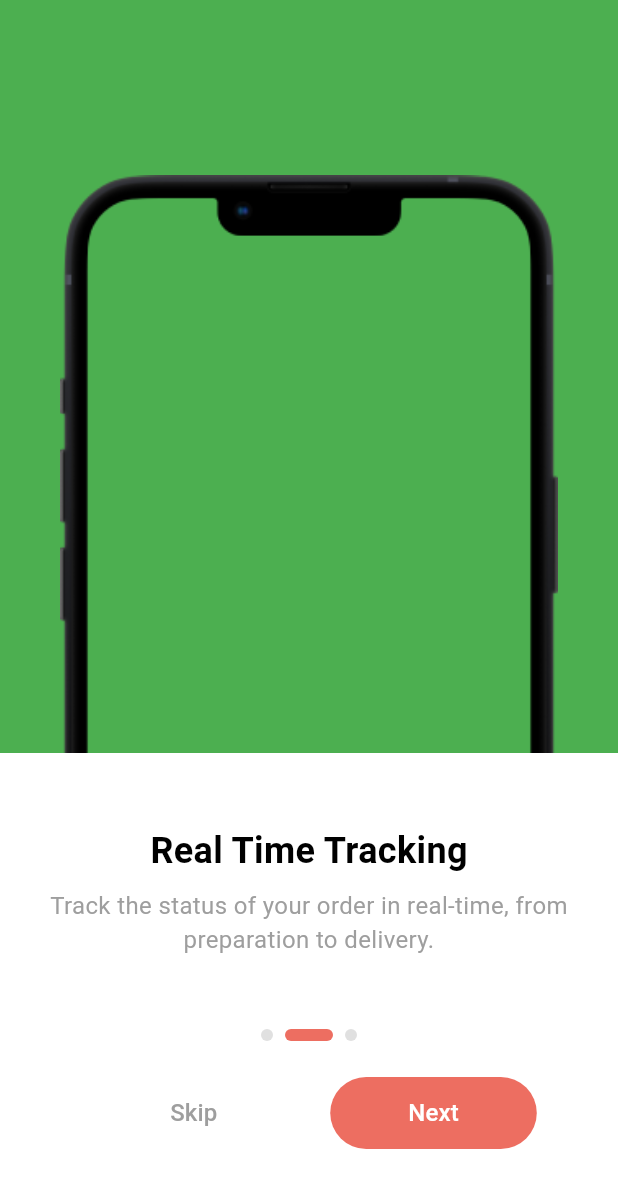
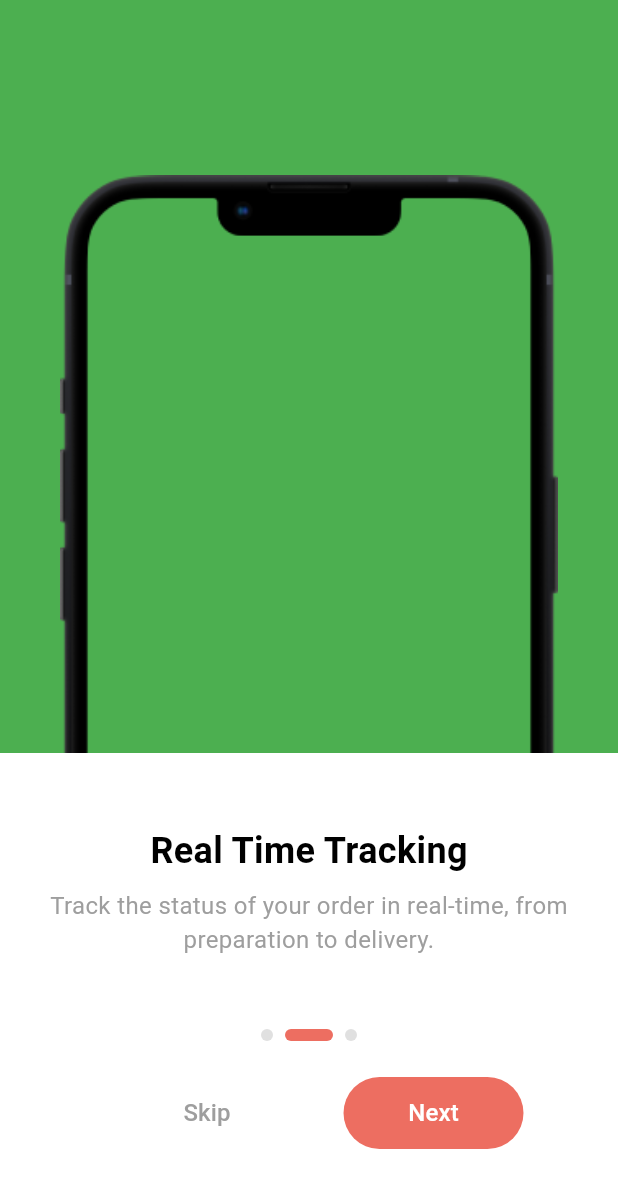
Before and after one commit to P-yiush07/giftginnie, a Flutter app: the screen it shows after launch, after a tap on "Next", on a phone screen of 412 x 824 dp. Shown: the top 1188 px of the screen. Run offline on Flutter 3.47's test engine with Material 3 defaults, Android fonts, the phone set to English and light mode, and no system bars.

Commit message:
Updated Code as per review

```diff
--- /dev/null
+++ b/lib/constants/colors.dart
@@ -0,0 +1,17 @@
+import 'package:flutter/material.dart';
+
+abstract class AppColors {
+  // Background colors as ints
+  static const int primaryBg = 0xFFED6E61;
+  static const int secondaryBg = 0xFF4CAF50;
+  static const int tertiaryBg = 0xFF9DFFB3;
+
+  // UI Colors
+  static const Color primary = Color(primaryBg);
+  static const Color secondary = Color(secondaryBg);
+  static const Color tertiary = Color(tertiaryBg);
+  static const Color textGrey = Colors.grey;
+  static const Color white = Colors.white;
+  static const Color black = Colors.black;
+  static const Color dotInactive = Color(0xFFE0E0E0);
+}
--- /dev/null
+++ b/lib/constants/images.dart
@@ -0,0 +1,3 @@
+abstract class AppImages {
+  static const String onboardingPhone = 'assets/images/phone.webp';
+}
--- a/lib/controllers/onboarding_controller.dart
+++ b/lib/controllers/onboarding_controller.dart
@@ -1,5 +1,7 @@
 import 'package:flutter/material.dart';
 import '../models/onboarding_model.dart';
+import '../constants/colors.dart';
+import '../constants/images.dart';
 
 class OnboardingController extends ChangeNotifier {
   int currentPage = 0;
@@ -8,20 +10,20 @@ class OnboardingController extends ChangeNotifier {
     OnboardingModel(
       title: 'Browse Best Gift',
       description: 'Explore a variety of nearby Gift and their mouthwatering menus right at your fingertips.',
-      imagePath: 'assets/images/phone.png',
-      bgColor: 0xFFED6E61
+      imagePath: AppImages.onboardingPhone,
+      bgColor: AppColors.primaryBg
     ),
     OnboardingModel(
       title: 'Real Time Tracking',
       description: 'Track the status of your order in real-time, from preparation to delivery.',
-      imagePath: 'assets/images/phone.png',
-      bgColor: 0xFF4CAF50
+      imagePath: AppImages.onboardingPhone,
+      bgColor: AppColors.secondaryBg
     ),
     OnboardingModel(
       title: 'Secure Payments',
       description: 'Enjoy hassle-free and secure payment options for a seamless checkout experience.',
-      imagePath: 'assets/images/phone.png',
-      bgColor: 0xFF9DFFB3
+      imagePath: AppImages.onboardingPhone,
+      bgColor: AppColors.tertiaryBg
     ),
   ];
 
--- a/lib/main.dart
+++ b/lib/main.dart
@@ -1,20 +1,31 @@
 import 'package:flutter/material.dart';
 import 'views/onboarding_screen.dart';
+import 'constants/colors.dart';
 
 void main() {
   runApp(const MyApp());
 }
 
 class MyApp extends StatelessWidget {
-  const MyApp({Key? key}) : super(key: key);
+  const MyApp({super.key});
 
   @override
   Widget build(BuildContext context) {
     return MaterialApp(
       title: 'Gift App',
       theme: ThemeData(
-        primarySwatch: Colors.orange,
-        visualDensity: VisualDensity.adaptivePlatformDensity,
+        useMaterial3: true,
+        colorScheme: ColorScheme.fromSeed(
+          seedColor: AppColors.primary,
+          brightness: Brightness.light,
+        ),
+      ),
+      darkTheme: ThemeData(
+        useMaterial3: true,
+        colorScheme: ColorScheme.fromSeed(
+          seedColor: AppColors.primary,
+          brightness: Brightness.dark,
+        ),
       ),
       home: const OnboardingScreen(),
     );
--- a/lib/views/onboarding_screen.dart
+++ b/lib/views/onboarding_screen.dart
@@ -1,9 +1,10 @@
 import 'package:flutter/material.dart';
 import '../controllers/onboarding_controller.dart';
 import 'package:provider/provider.dart';
+import '../constants/colors.dart';
 
 class OnboardingScreen extends StatelessWidget {
-  const OnboardingScreen({Key? key}) : super(key: key);
+  const OnboardingScreen({super.key});
 
   @override
   Widget build(BuildContext context) {
@@ -15,7 +16,7 @@ class OnboardingScreen extends StatelessWidget {
 }
 
 class OnboardingView extends StatelessWidget {
-  const OnboardingView({Key? key}) : super(key: key);
+  const OnboardingView({super.key});
 
   @override
   Widget build(BuildContext context) {
@@ -105,8 +106,8 @@ class OnboardingView extends StatelessWidget {
                             decoration: BoxDecoration(
                               borderRadius: BorderRadius.circular(4),
                               color: index == controller.currentPage
-                                  ? const Color(0xFFED6E61)
-                                  : Colors.grey.shade300,
+                                  ? AppColors.primary
+                                  : AppColors.dotInactive,
                             ),
                           ),
                         ),
@@ -121,6 +122,7 @@ class OnboardingView extends StatelessWidget {
                             onPressed: controller.skipOnboarding,
                             style: TextButton.styleFrom(
                               minimumSize: const Size(150, 48),
+                              foregroundColor: AppColors.textGrey,
                               shape: RoundedRectangleBorder(
                                 borderRadius: BorderRadius.circular(24),
                               ),
@@ -128,28 +130,27 @@ class OnboardingView extends StatelessWidget {
                             child: const Text(
                               'Skip',
                               style: TextStyle(
-                                color: Colors.grey,
                                 fontSize: 16,
                                 fontWeight: FontWeight.w500,
                               ),
                             ),
                           ),
                           const SizedBox(width: 16),
-                          ElevatedButton(
-                            onPressed: controller.nextPage,
-                            style: ElevatedButton.styleFrom(
-                              backgroundColor: const Color(0xFFED6E61),
+                          FilledButton(
+                            onPressed: () {
+                              controller.nextPage();
+                            },
+                            style: FilledButton.styleFrom(
                               minimumSize: const Size(120, 48),
-                              padding: const EdgeInsets.symmetric(horizontal: 52),
+                              backgroundColor: AppColors.primary,
+                              foregroundColor: AppColors.white,
                               shape: RoundedRectangleBorder(
                                 borderRadius: BorderRadius.circular(24),
                               ),
-                              elevation: 0,
                             ),
                             child: const Text(
                               'Next',
                               style: TextStyle(
-                                color: Colors.white,
                                 fontSize: 16,
                                 fontWeight: FontWeight.w500,
                               ),
```
Also changed, not shown: assets/images/phone.webp (renamed from assets/images/phone.png).
